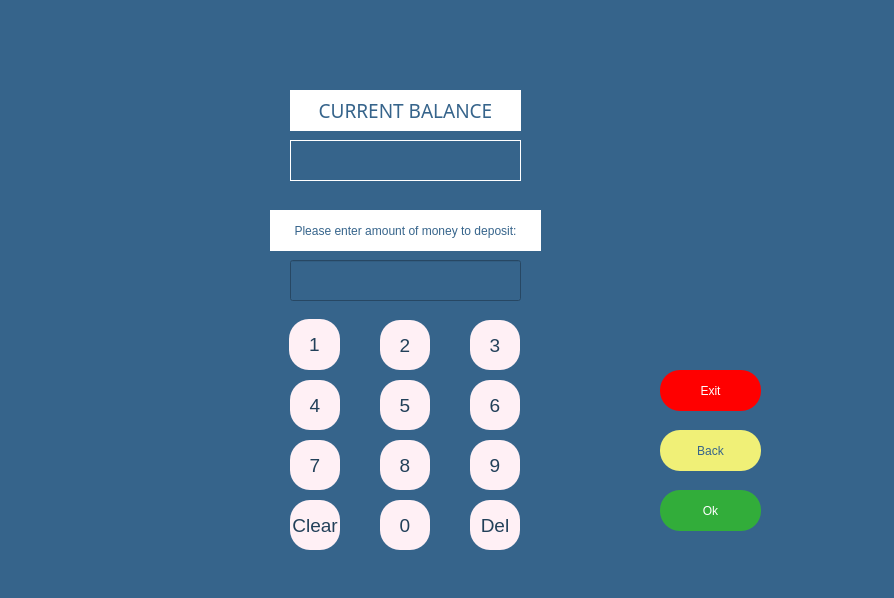
First picture: the form in insertpage.ui, repository melihorhanyilmaz/Project, before the edit.
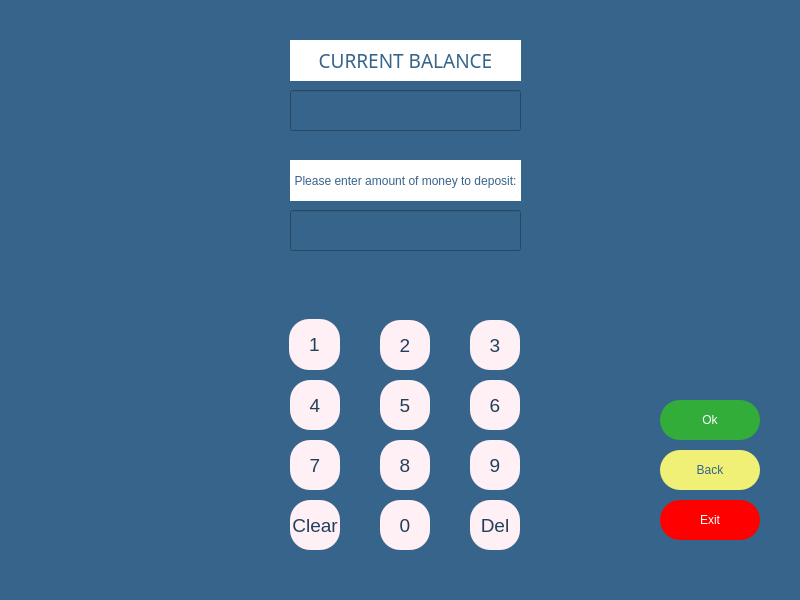
Second picture: the form after the edit.

What changed in the file:
```diff
--- a/insertpage.ui
+++ b/insertpage.ui
@@ -6,8 +6,8 @@
    <rect>
     <x>0</x>
     <y>0</y>
-    <width>894</width>
-    <height>598</height>
+    <width>800</width>
+    <height>600</height>
    </rect>
   </property>
   <property name="windowTitle">
@@ -21,9 +21,9 @@
     <property name="geometry">
      <rect>
       <x>660</x>
-      <y>370</y>
-      <width>101</width>
-      <height>41</height>
+      <y>500</y>
+      <width>100</width>
+      <height>40</height>
      </rect>
     </property>
     <property name="styleSheet">
@@ -195,9 +195,9 @@
    <widget class="QLabel" name="la_name">
     <property name="geometry">
      <rect>
-      <x>270</x>
-      <y>210</y>
-      <width>271</width>
+      <x>290</x>
+      <y>160</y>
+      <width>231</width>
       <height>41</height>
      </rect>
     </property>
@@ -251,11 +251,11 @@
      <string>2</string>
     </property>
    </widget>
-   <widget class="QLabel" name="la_bal">
+   <widget class="QLabel" name="la_balance">
     <property name="geometry">
      <rect>
       <x>290</x>
-      <y>90</y>
+      <y>40</y>
       <width>231</width>
       <height>41</height>
      </rect>
@@ -285,7 +285,24 @@
     <property name="geometry">
      <rect>
       <x>290</x>
-      <y>260</y>
+      <y>210</y>
+      <width>231</width>
+      <height>41</height>
+     </rect>
+    </property>
+    <property name="styleSheet">
+     <string notr="true">color: rgb(255, 255, 255);
+font: 63 14pt &quot;Montserrat SemiBold&quot;;</string>
+    </property>
+    <property name="alignment">
+     <set>Qt::AlignCenter</set>
+    </property>
+   </widget>
+   <widget class="QLineEdit" name="li_balance">
+    <property name="geometry">
+     <rect>
+      <x>290</x>
+      <y>90</y>
       <width>231</width>
       <height>41</height>
      </rect>
@@ -321,9 +338,9 @@
     <property name="geometry">
      <rect>
       <x>660</x>
-      <y>490</y>
-      <width>101</width>
-      <height>41</height>
+      <y>400</y>
+      <width>100</width>
+      <height>40</height>
      </rect>
     </property>
     <property name="styleSheet">
@@ -345,9 +362,9 @@
     <property name="geometry">
      <rect>
       <x>660</x>
-      <y>430</y>
-      <width>101</width>
-      <height>41</height>
+      <y>450</y>
+      <width>100</width>
+      <height>40</height>
      </rect>
     </property>
     <property name="styleSheet">
@@ -383,49 +400,6 @@
      <string>Clear</string>
     </property>
    </widget>
-   <widget class="QLabel" name="la_error">
-    <property name="geometry">
-     <rect>
-      <x>170</x>
-      <y>20</y>
-      <width>481</width>
-      <height>41</height>
-     </rect>
-    </property>
-    <property name="styleSheet">
-     <string notr="true">color: rgb(255, 255, 255);
-font: 63 14pt &quot;Montserrat SemiBold&quot;;</string>
-    </property>
-    <property name="text">
-     <string/>
-    </property>
-    <property name="alignment">
-     <set>Qt::AlignCenter</set>
-    </property>
-   </widget>
-   <widget class="QLabel" name="la_balance">
-    <property name="geometry">
-     <rect>
-      <x>290</x>
-      <y>140</y>
-      <width>231</width>
-      <height>41</height>
-     </rect>
-    </property>
-    <property name="styleSheet">
-     <string notr="true">font: 63 14pt &quot;Montserrat SemiBold&quot;;
-color: rgb(255, 255, 255);</string>
-    </property>
-    <property name="frameShape">
-     <enum>QFrame::Box</enum>
-    </property>
-    <property name="text">
-     <string/>
-    </property>
-    <property name="alignment">
-     <set>Qt::AlignCenter</set>
-    </property>
-   </widget>
   </widget>
   <widget class="QMenuBar" name="menubar">
    <property name="geometry">
```
Left out of the diff: 4 changed lines with no effect on the pictures.
